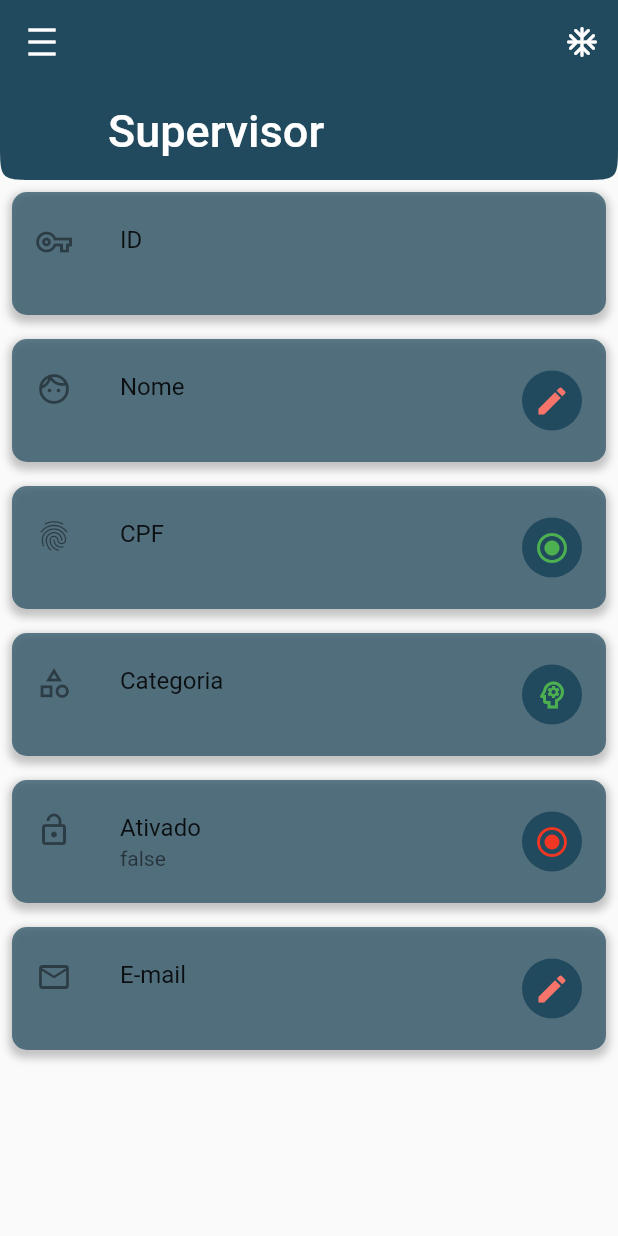
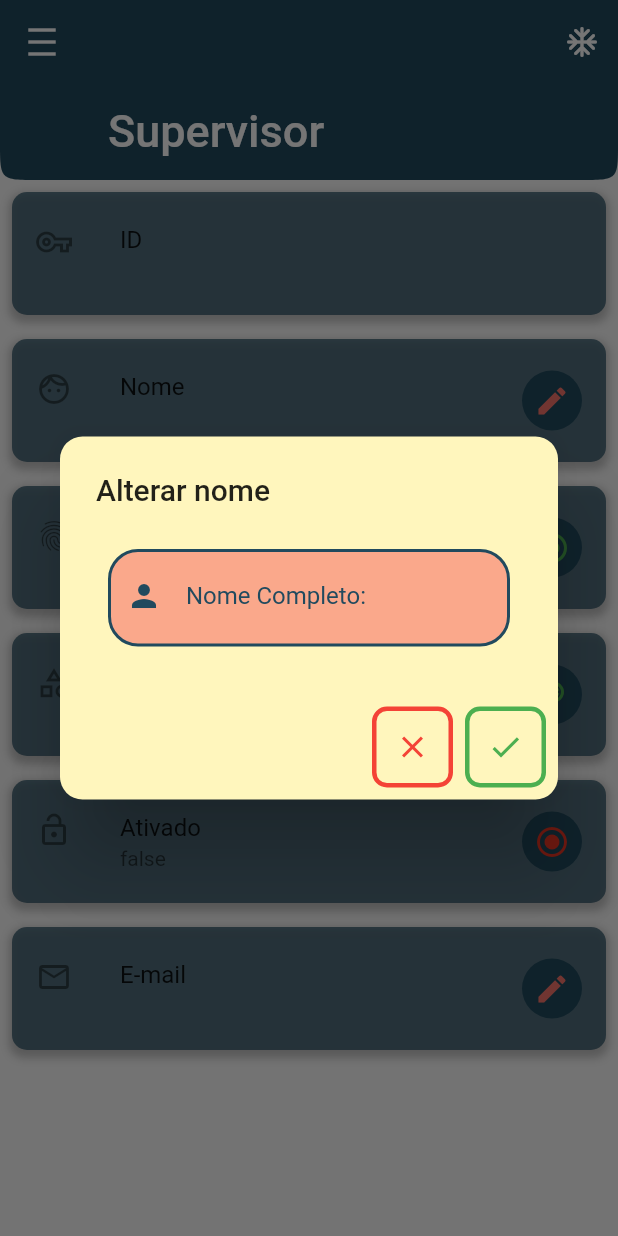
Before and after one commit to lucasmartinsnogueira/SGM, a Flutter app: the AccountManagement widget shown alone on an empty page, opened directly, after a tap on the "edit" icon, on a phone screen of 412 x 824 dp. Run offline on Flutter 3.47's test engine with Material 2 defaults, Android fonts, the phone set to English and light mode, and no system bars; our stand-ins replace brasil_fields, cloud_firestore, curved_navigation_bar, firebase_auth, firebase_core, get and 1 more; accounts and stored records are empty.

Commit message:
Alteração do nome no Firestore.

```diff
--- a/sgm/lib/visao/account/account_management.dart
+++ b/sgm/lib/visao/account/account_management.dart
@@ -1,3 +1,5 @@
+
+
 import 'package:cloud_firestore/cloud_firestore.dart';
 import 'package:flutter/foundation.dart';
 import 'package:flutter/material.dart';
@@ -18,12 +20,6 @@ class _AccountManagementState extends State<AccountManagement> {
 
   @override
   Widget build(BuildContext context) {
-    /*FirebaseFirestore.instance.collection("Usuarios").get().then((value){
-        for (var element in value.docs) {
-          debugPrint(element.data().toString());
-        }
-    }
-    );*/ // teste
    AuthService auth = Provider.of<AuthService>(context);
 
     var snapshots = FirebaseFirestore.instance.collection("Usuarios").doc(auth.usuario!.uid).snapshots();
@@ -127,7 +123,9 @@ class _AccountManagementState extends State<AccountManagement> {
                               subtitle: Text(snapshot.data!["nome"].toString()),
                               trailing: CircleAvatar(
                                 backgroundColor: azul,
-                                child: IconButton(icon: const Icon(Icons.edit, color: rosa,), onPressed: (){},),
+                                child: IconButton(icon: const Icon(Icons.edit, color: rosa,), onPressed: (){
+                                  modalNome(context, snapshot.data!["nome"].toString(), auth.usuario!.uid);
+                                },),
                               ),
                               ),
                           ),
@@ -286,4 +284,122 @@ class _AccountManagementState extends State<AccountManagement> {
     );
   }
 
+modalNome(BuildContext context, nomefirestore, uid) {
+  var form = GlobalKey<FormState>();
+  var nome = TextEditingController(text: nomefirestore);
+  showDialog(context: context, builder: (BuildContext context)
+  {
+    return AlertDialog(
+
+      title: const Text("Alterar nome"),
+      shape: RoundedRectangleBorder(
+      borderRadius: BorderRadius.circular(15),
+    ),
+    backgroundColor: amareloClaro,
+    actions: [
+
+    Container(
+      decoration: BoxDecoration(
+        borderRadius: const BorderRadius.all(Radius.circular(10)),
+        border: Border.all(
+          width: 3,
+          color: Colors.red
+        )
+      ),
+      child:
+      IconButton(
+        tooltip: "Cancelar",
+        onPressed: (){
+          Navigator.pop(context);
+        }, icon: const Icon(Icons.clear, color: Colors.red,)),
+    ),
+    Container(
+      decoration: BoxDecoration(
+        borderRadius: const BorderRadius.all(Radius.circular(10)),
+        border: Border.all(
+          width: 3,
+          color: Colors.green
+        )
+      ),
+      child:
+      IconButton(
+        tooltip: "Salvar",
+        onPressed: () async {
+          if (form.currentState!.validate()){
+
+            await FirebaseFirestore.instance.collection("Usuarios").doc(uid).update({
+              "nome": nome.text
+            });
+            Navigator.pop(context);
+          }
+        }, icon: const Icon(Icons.check, color: Colors.green,)),
+    )
+    ],
+    content: SizedBox(
+      width: MediaQuery.of(context).size.width * 0.8,
+      child: Padding(
+              padding: const EdgeInsets.all(8.0),
+              child: Container(
+                decoration: BoxDecoration(
+                  color: rosa.withOpacity(0.6),
+                  border: Border.all(
+                    width: 2,
+                    color: azul
+                  ),
+                  borderRadius: const BorderRadius.all(
+                    Radius.circular(20)
+                  )
+                ),
+                child: Padding(
+                  padding: const EdgeInsets.only(
+                    left: 10,
+                    bottom: 2
+                  ),
+                  child: Form(
+                    key: form,
+                    child: TextFormField(
+                      controller: nome,
+                      textCapitalization: TextCapitalization.words,
+                      keyboardType: TextInputType.name,
+                          cursorColor: azul,
+                            decoration: const InputDecoration(
+                            fillColor: azul,
+                            focusColor: azul,
+                            hoverColor: azul,
+                            border: InputBorder.none,
+                            icon: Icon(Icons.person,color: azul,),
+                            labelText: 'Nome Completo:',
+                            labelStyle: TextStyle(
+                              color: azul,
+                            )
+                            ),
+
+                      validator: (value){
+                        if(value == null || value.isEmpty) {
+                          return "*Campo obrigatório";
+                        }
+                        RegExp regExp = RegExp(r"[\w-._]+");
+                        Iterable matches = regExp.allMatches(value);
+                        int count = matches.length;
+                        if(count <= 1){
+                          return "*Insira seu nome completo";
+                        }
+                        else if(value.length == 3){
+                          return "*O texto não é um nome";
+                        }
+                        else if(value == nomefirestore){
+                          return"*Insira um nome diferente";
+                        }
+                        return null;
+                      },
+                    ),
+                  ),
+                ),
+              ),
+            ),
+    ),
+    );
+  });
+
 }
+}
```
